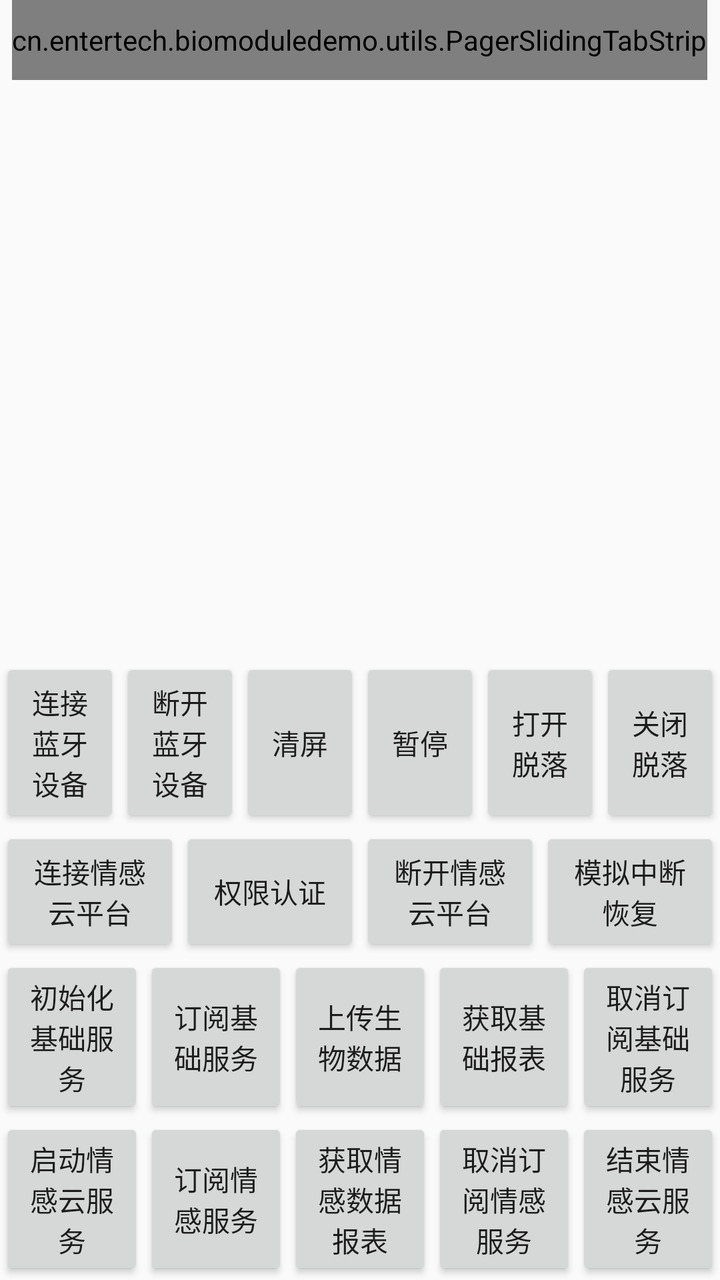
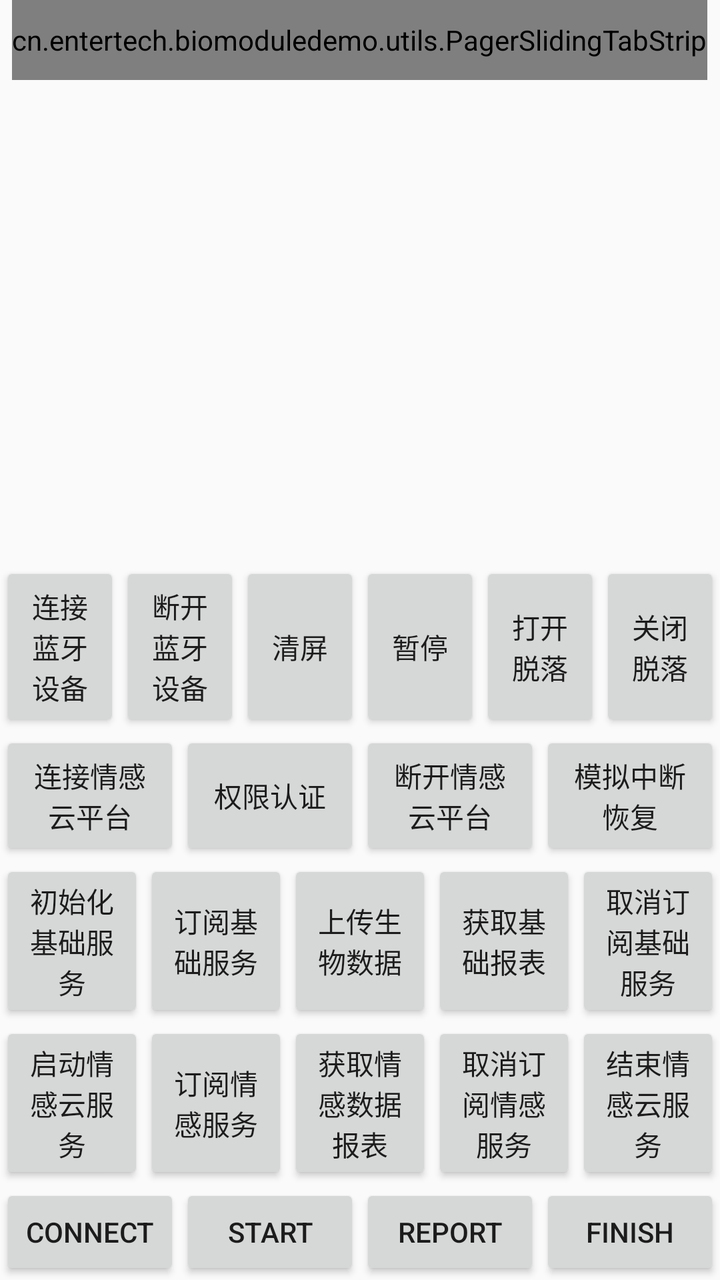

The first picture is an Android layout as it rendered before a commit; the second is the same layout after the commit. The layout source and the unified diff follow.
<!-- AndroidManifest.xml: activity theme AppTheme.NoActionBar -->
<!-- res/layout/activity_main.xml -->
<?xml version="1.0" encoding="utf-8"?>
<LinearLayout
        xmlns:android="http://schemas.android.com/apk/res/android"
        xmlns:app="http://schemas.android.com/apk/res-auto"
        xmlns:tools="http://schemas.android.com/tools"
        android:layout_width="match_parent"
        android:layout_height="match_parent"
        tools:context=".activity.MainActivity"
        android:orientation="vertical"
        >
    
    <cn.entertech.biomoduledemo.utils.PagerSlidingTabStrip
            android:id="@+id/message_tabs"
            android:layout_gravity="center"
            app:pstsIndicatorHeight="2dp"
            app:pstsUnderlineHeight="0dp"
            app:pstsTabUnselectedTextColor="#999999"
            app:pstsTabSelectedTextColor="@color/colorPrimary"
            app:pstsIndicatorColor="@color/colorPrimary"
            android:layout_width="wrap_content"
            android:layout_height="40dp"
            />

    <android.support.v4.view.ViewPager
            android:id="@+id/vp_contain"
            android:layout_width="match_parent"
            android:layout_height="0dp"
            android:layout_weight="1"
            >

    </android.support.v4.view.ViewPager>

    <LinearLayout
            android:layout_width="match_parent"
            android:layout_height="wrap_content"
            android:orientation="horizontal"
            >

        <Button
                android:layout_weight="1"
                android:layout_width="0dp"
                android:layout_height="match_parent"
                android:text="连接蓝牙设备"
                android:onClick="onConnectDevice"
                />

        <Button
                android:layout_weight="1"
                android:layout_width="0dp"
                android:layout_height="match_parent"
                android:text="断开蓝牙设备"
                android:onClick="onDisconnetDevice"
                />


        <Button
                android:layout_weight="1"
                android:layout_width="0dp"
                android:layout_height="match_parent"
                android:text="清屏"
                android:onClick="onClear"
                />


        <Button
                android:layout_weight="1"
                android:layout_width="0dp"
                android:layout_height="match_parent"
                android:text="暂停"
                android:onClick="onPause"
                />


        <Button
                android:layout_weight="1"
                android:layout_width="0dp"
                android:layout_height="match_parent"
                android:text="打开脱落"
                android:onClick="onStartContact"
                />

        <Button
                android:layout_weight="1"
                android:layout_width="0dp"
                android:layout_height="match_parent"
                android:text="关闭脱落"
                android:onClick="onStopContact"
                />


    </LinearLayout>

    <LinearLayout
            android:layout_width="match_parent"
            android:layout_height="wrap_content"
            android:orientation="horizontal"
            android:gravity="center_vertical"
            >

        <Button
                android:layout_weight="1"
                android:layout_width="0dp"
                android:layout_height="match_parent"
                android:text="连接情感云平台"
                android:onClick="onConnectSocket"
                />

        <Button
                android:layout_weight="1"
                android:layout_width="0dp"
                android:layout_height="match_parent"
                android:text="权限认证"
                android:onClick="onSessionCreate"
                />

        <Button
                android:layout_weight="1"
                android:layout_width="0dp"
                android:layout_height="match_parent"
                android:text="断开情感云平台"
                android:onClick="onSessionClose"
                />

        <Button
                android:layout_weight="1"
                android:layout_width="0dp"
                android:layout_height="match_parent"
                android:text="模拟中断恢复"
                android:onClick="onSessionRestore"
                />

    </LinearLayout>

    <LinearLayout
            android:layout_width="match_parent"
            android:layout_height="wrap_content"
            android:orientation="horizontal"
            >


        <Button
                android:layout_weight="1"
                android:layout_width="0dp"
                android:layout_height="match_parent"
                android:text="初始化基础服务"
                android:onClick="onInitBiodataServer"
                />

        <Button
                android:layout_weight="1"
                android:layout_width="0dp"
                android:layout_height="match_parent"
                android:text="订阅基础服务"
                android:onClick="onSubscribeBiodata"
                />

        <Button
                android:layout_weight="1"
                android:layout_width="0dp"
                android:layout_height="match_parent"
                android:text="上传生物数据"
                android:onClick="onUploadBiodata"
                />

        <Button
                android:layout_weight="1"
                android:layout_width="0dp"
                android:layout_height="match_parent"
                android:text="获取基础报表"
                android:onClick="onBiodataReport"
                />

        <Button
                android:layout_weight="1"
                android:layout_width="0dp"
                android:layout_height="match_parent"
                android:text="取消订阅基础服务"
                android:onClick="onUnsubscribeBiodata"
                />
    </LinearLayout>

    <LinearLayout
            android:layout_width="match_parent"
            android:layout_height="wrap_content"
            android:orientation="horizontal"
            >

        <Button
                android:layout_weight="1"
                android:layout_width="0dp"
                android:layout_height="match_parent"
                android:text="启动情感云服务"
                android:onClick="onStartAffective"
                />

        <Button
                android:layout_weight="1"
                android:layout_width="0dp"
                android:layout_height="match_parent"
                android:text="订阅情感服务"
                android:onClick="onSubscribeAffective"
                />

        <Button
                android:layout_weight="1"
                android:layout_width="0dp"
                android:layout_height="match_parent"
                android:text="获取情感数据报表"
                android:onClick="onAffectiveReport"
                />


        <Button
                android:layout_weight="1"
                android:layout_width="0dp"
                android:layout_height="match_parent"
                android:text="取消订阅情感服务"
                android:onClick="onUnsubscribeAffective"
                />

        <Button
                android:layout_weight="1"
                android:layout_width="0dp"
                android:layout_height="match_parent"
                android:text="结束情感云服务"
                android:onClick="onFinishAffective"
                />


    </LinearLayout>


    
    
    
    
    
    
    
    
    
    
    
    


</LinearLayout>
<!-- resources referenced by this layout -->
<resources>
  <color name="colorPrimary">#008577</color>
  <style name="AppTheme.NoActionBar">
          <item name="windowActionBar">false</item>
          <item name="windowNoTitle">true</item>
      </style>
</resources>

<!-- the commit's change to res/layout/activity_main.xml (unified diff, before → after) -->
@@ -229,6 +229,46 @@
 
     </LinearLayout>
 
+    <LinearLayout
+            android:layout_width="match_parent"
+            android:layout_height="wrap_content"
+            android:orientation="horizontal"
+            >
+
+        <Button
+                android:layout_weight="1"
+                android:layout_width="0dp"
+                android:layout_height="match_parent"
+                android:text="CONNECT"
+                android:onClick="onConnect"
+                />
+
+        <Button
+                android:layout_weight="1"
+                android:layout_width="0dp"
+                android:layout_height="match_parent"
+                android:text="START"
+                android:onClick="onStartUpload"
+                />
+
+        <Button
+                android:layout_weight="1"
+                android:layout_width="0dp"
+                android:layout_height="match_parent"
+                android:text="REPORT"
+                android:onClick="onReport"
+                />
+
+        <Button
+                android:layout_weight="1"
+                android:layout_width="0dp"
+                android:layout_height="match_parent"
+                android:text="FINISH"
+                android:onClick="onFinish"
+                />
+
+    </LinearLayout>
+
 
     
     
